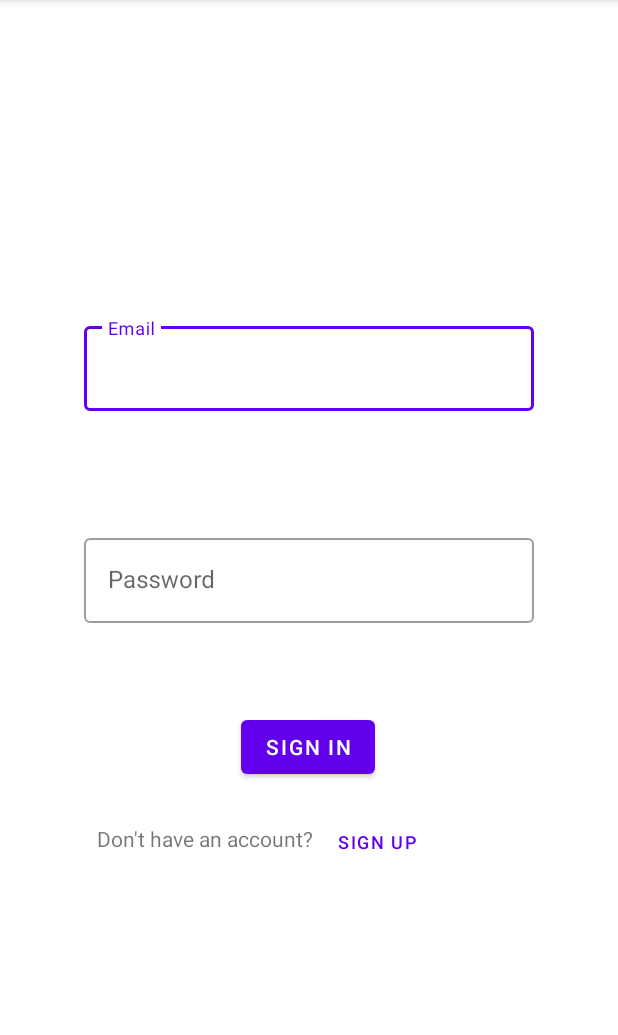
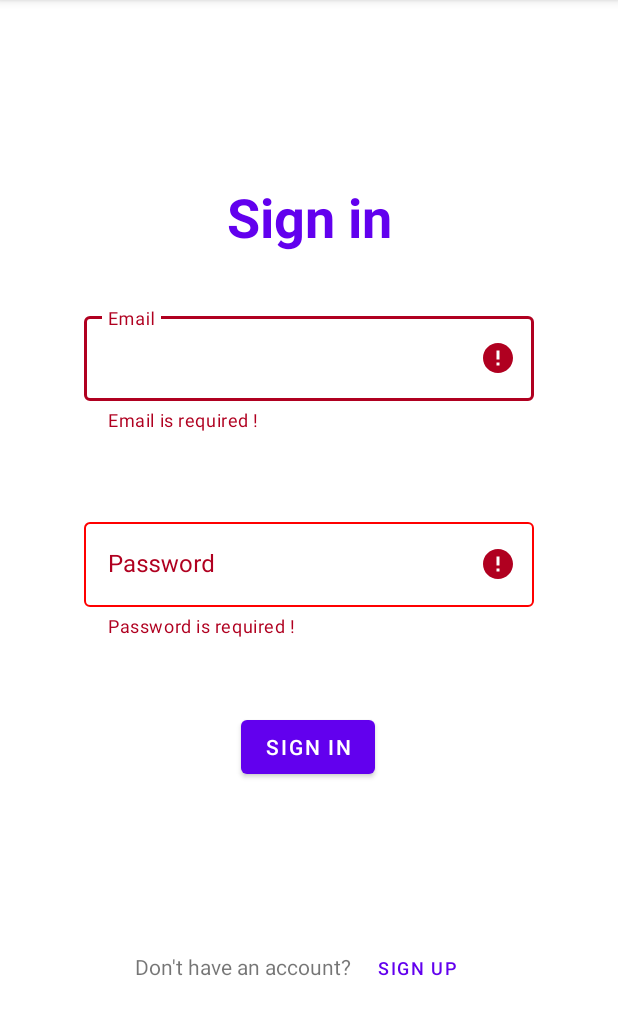
Before and after one commit to NghiaHaNgoc/HotelBookingApp, an Android app: the fragment SignInFragment shown on its own in the app's theme, after a tap on "SIGN IN", on a phone screen of 412 x 824 dp, the part 84-1119 px from its top. Run offline under Robolectric (Android 15) with nearby library versions, the phone set to English and light mode, and no system bars; 1 statement that could not run was skipped.

Commit message:
validate form sign in

```diff
--- a/app/src/main/java/com/hotel/hotel_booking_app/ui/sign_in/SignInFragment.java
+++ b/app/src/main/java/com/hotel/hotel_booking_app/ui/sign_in/SignInFragment.java
@@ -10,12 +10,18 @@ import androidx.fragment.app.Fragment;
 import androidx.navigation.NavController;
 import androidx.navigation.Navigation;
 
+import android.text.Editable;
+import android.text.TextUtils;
+import android.text.TextWatcher;
+import android.util.Patterns;
 import android.view.LayoutInflater;
 import android.view.View;
 import android.view.ViewGroup;
+import android.widget.EditText;
 import android.widget.Toast;
 
 import com.google.android.material.navigation.NavigationView;
+import com.google.android.material.textfield.TextInputLayout;
 import com.hotel.hotel_booking_app.R;
 import com.hotel.hotel_booking_app.databinding.FragmentSignInBinding;
 import com.hotel.hotel_booking_app.databinding.NavHeaderMainBinding;
@@ -79,10 +85,50 @@ public class SignInFragment extends Fragment {
             }
         });
 
+        TextInputLayout emailInputLayout = binding.emailInputLayout;
+        TextInputLayout passwordInputLayout = binding.passwordInputLayout;
+
+        binding.loginEmail.addTextChangedListener(new TextWatcher() {
+            @Override
+            public void beforeTextChanged(CharSequence charSequence, int i, int i1, int i2) {
+
+            }
+
+            @Override
+            public void onTextChanged(CharSequence charSequence, int i, int i1, int i2) {
+                emailInputLayout.setError(null);
+            }
+
+            @Override
+            public void afterTextChanged(Editable editable) {
+
+            }
+        });
+
+        binding.loginPassword.addTextChangedListener(new TextWatcher() {
+            @Override
+            public void beforeTextChanged(CharSequence charSequence, int i, int i1, int i2) {
+
+            }
+
+            @Override
+            public void onTextChanged(CharSequence charSequence, int i, int i1, int i2) {
+                passwordInputLayout.setError(null);
+            }
+
+            @Override
+            public void afterTextChanged(Editable editable) {
+
+            }
+        });
 
         binding.buttonSignInSubmit.setOnClickListener(view -> {
+
             String email = binding.loginEmail.getText().toString();
             String password = binding.loginPassword.getText().toString();
+
+            boolean isValidForm = validateFormSignIn(emailInputLayout, passwordInputLayout, email, password);
+            if (isValidForm) {
                 User.SignInInput signInInput = new User.SignInInput(
                         email,
                         password
@@ -118,7 +164,45 @@ public class SignInFragment extends Fragment {
 
                     }
                 });
+            }
         });
         return root;
     }
+
+    private boolean validateFormSignIn(
+            TextInputLayout emailInputLayout,
+            TextInputLayout passwordInputLayout,
+            String email,
+            String password
+    ) {
+        String messageErrorEmail = "";
+        String messageErrorPassword = "";
+
+        // validate email
+        if (TextUtils.isEmpty(email)) {
+            messageErrorEmail = "Email is required !";
         }
+        if (
+            !Patterns.EMAIL_ADDRESS.matcher(email).matches() &&
+            messageErrorEmail.isEmpty()
+        ) {
+            messageErrorEmail = "Email is wrong format !";
+        }
+        if (!messageErrorEmail.isEmpty()) {
+            emailInputLayout.setError(messageErrorEmail);
+        }
+
+        //validate password
+        if (TextUtils.isEmpty(password)) {
+            messageErrorPassword = "Password is required !";
+        }
+        if (password.length() < 6 && messageErrorPassword.isEmpty()) {
+            messageErrorPassword = "Password must be at least 6 characters !";
+        }
+        if (!messageErrorPassword.isEmpty()) {
+            passwordInputLayout.setError(messageErrorPassword);
+        }
+
+        return messageErrorEmail.isEmpty() && messageErrorPassword.isEmpty();
+    }
+}
--- a/app/src/main/res/layout/fragment_sign_in.xml
+++ b/app/src/main/res/layout/fragment_sign_in.xml
@@ -6,7 +6,23 @@
     android:layout_height="match_parent"
     tools:context=".ui.sign_in.SignInFragment">
 
+    <TextView
+        android:layout_width="wrap_content"
+        android:layout_height="wrap_content"
+        android:text="@string/sign_in"
+        android:id="@+id/loginText"
+        android:textSize="36sp"
+        android:textAlignment="center"
+        android:textStyle="bold"
+        android:textColor="@color/purple_500"
+        app:layout_constraintBottom_toBottomOf="@+id/emailInputLayout"
+        app:layout_constraintEnd_toEndOf="parent"
+        app:layout_constraintStart_toStartOf="parent"
+        app:layout_constraintTop_toTopOf="parent"
+        />
+
     <com.google.android.material.textfield.TextInputLayout
+        android:id="@+id/emailInputLayout"
         style="@style/Widget.MaterialComponents.TextInputLayout.OutlinedBox"
         android:layout_width="300dp"
         android:layout_height="wrap_content"
@@ -25,6 +41,7 @@
     </com.google.android.material.textfield.TextInputLayout>
 
     <com.google.android.material.textfield.TextInputLayout
+        android:id="@+id/passwordInputLayout"
         style="@style/Widget.MaterialComponents.TextInputLayout.OutlinedBox"
         android:layout_width="300dp"
         android:layout_height="wrap_content"
@@ -32,7 +49,9 @@
         app:layout_constraintEnd_toEndOf="parent"
         app:layout_constraintStart_toStartOf="parent"
         app:layout_constraintTop_toTopOf="parent"
-        app:layout_constraintVertical_bias="0.5">
+        app:layout_constraintVertical_bias="0.5"
+        app:boxStrokeErrorColor="@color/red"
+        app:errorEnabled="true">
 
         <com.google.android.material.textfield.TextInputEditText
             android:id="@+id/login_password"
@@ -53,7 +72,15 @@
         app:layout_constraintStart_toStartOf="parent"
         app:layout_constraintTop_toTopOf="parent"
         app:layout_constraintVertical_bias="0.658" />
-
+    <LinearLayout
+        android:layout_width="wrap_content"
+        android:layout_height="wrap_content"
+        android:orientation="horizontal"
+        app:layout_constraintBottom_toBottomOf="parent"
+        app:layout_constraintEnd_toEndOf="parent"
+        app:layout_constraintStart_toStartOf="parent"
+        app:layout_constraintTop_toBottomOf="@+id/button_sign_in_submit"
+        >
         <TextView
             android:layout_width="wrap_content"
             android:layout_height="wrap_content"
@@ -78,5 +105,6 @@
             app:layout_constraintStart_toStartOf="parent"
             app:layout_constraintTop_toTopOf="parent"
             app:layout_constraintVertical_bias="0.746" />
+    </LinearLayout>
 
 </androidx.constraintlayout.widget.ConstraintLayout>
--- a/app/src/main/res/values/colors.xml
+++ b/app/src/main/res/values/colors.xml
@@ -7,4 +7,5 @@
     <color name="teal_700">#FF018786</color>
     <color name="black">#FF000000</color>
     <color name="white">#FFFFFFFF</color>
+    <color name="red">#FF0000</color>
 </resources>
```
Lines whose indentation alone changed are shown as unchanged.
